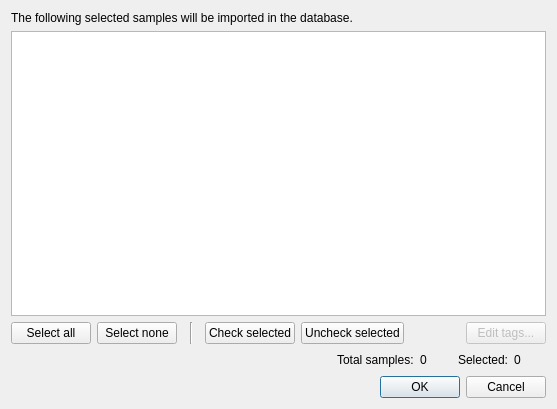
Above: importdialog.ui from MaurizioB/SampleBrowse before the change. Below: the same form after it.
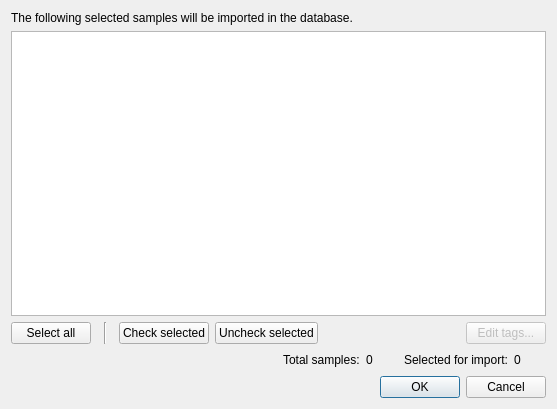
That is the form after the change.

```diff
--- a/importdialog.ui
+++ b/importdialog.ui
@@ -71,7 +71,7 @@
      <item>
       <widget class="QLabel" name="label_4">
        <property name="text">
-        <string>Selected:</string>
+        <string>Selected for import:</string>
        </property>
       </widget>
      </item>
@@ -134,13 +134,6 @@
        </property>
       </widget>
      </item>
-     <item>
-      <widget class="QPushButton" name="selectNoneBtn">
-       <property name="text">
-        <string>Select none</string>
-       </property>
-      </widget>
-     </item>
      <item>
       <widget class="Line" name="line">
        <property name="minimumSize">
```
Left out of the diff: 3 changed lines with no effect on the pictures.
